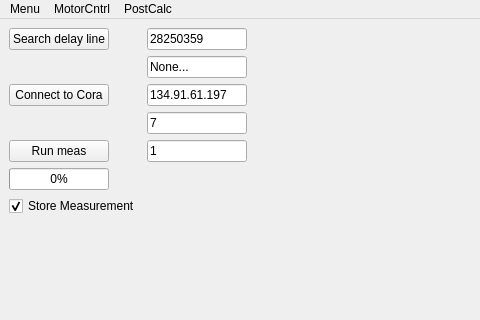
The window that Main.ui (VladCher-ger/PythonCodeQTDS) describes before a commit, drawn with Qt 5; both pictures show x 0 to 480 and y 0 to 320 of the 860 by 823 pixel window.
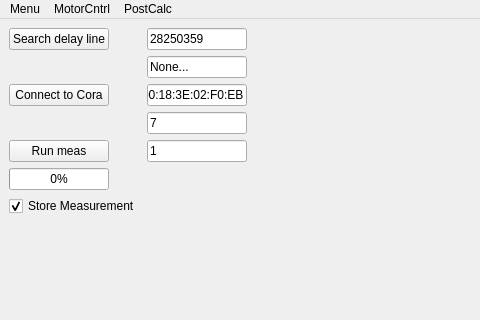
The same window after the commit.

```diff
--- a/Main.ui
+++ b/Main.ui
@@ -144,7 +144,7 @@
            <string>&lt;html&gt;&lt;head/&gt;&lt;body&gt;&lt;p&gt;Ip. Addr. of FPGA-Board&lt;/p&gt;&lt;/body&gt;&lt;/html&gt;</string>
           </property>
           <property name="text">
-           <string>134.91.61.197</string>
+           <string>00:18:3E:02:F0:EB</string>
           </property>
          </widget>
         </item>
```
Left out of the diff: 9 changed lines with no effect on the pictures.
